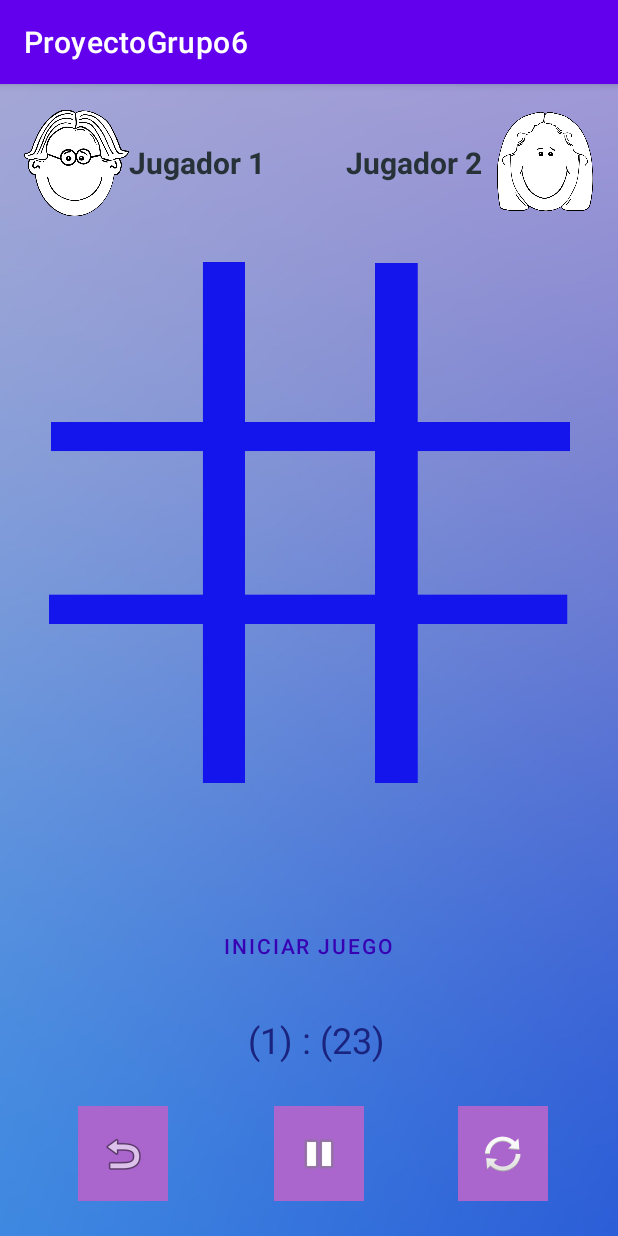
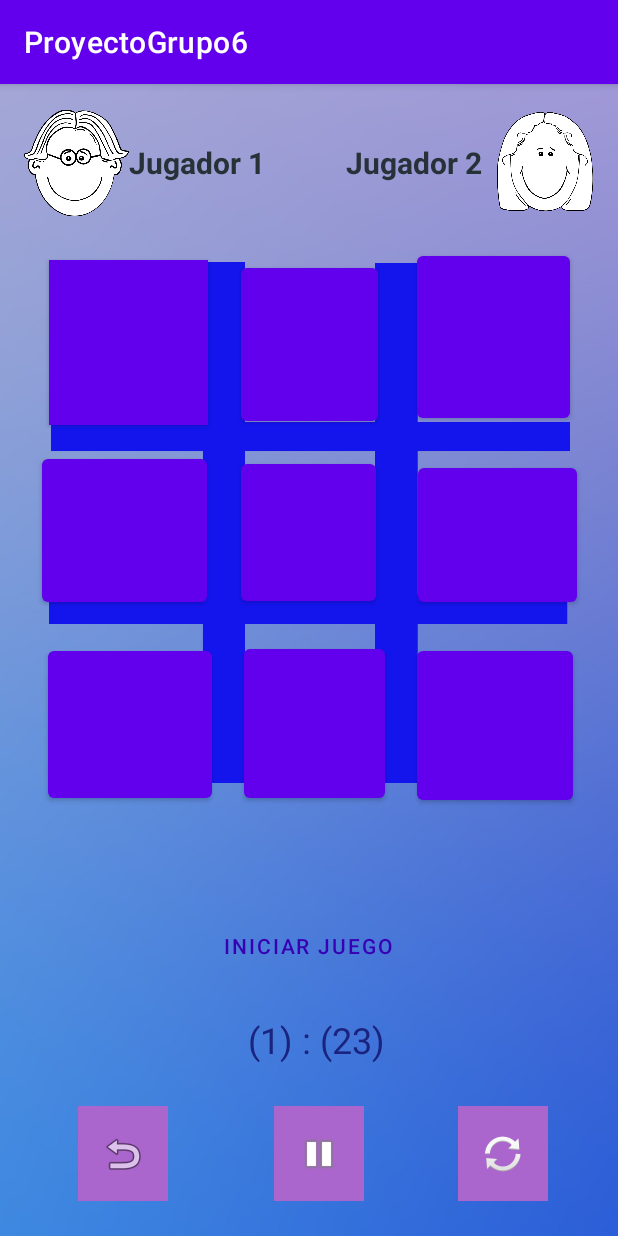
Before and after one commit to isinicolle/AndroidStudio_AppMiniGames, an Android app: the JuegoX0 screen opened directly, with no data from a screen before it, on a phone screen of 412 x 824 dp. Run offline under Robolectric (Android 15) with nearby library versions, the phone set to English and light mode, and no system bars.

Commit message:
Interfaz del juego X-0 terminada
Interfaz termianda , avance en codificacion

```diff
--- a/ProyectoGrupo6/app/src/main/java/com/example/proyectogrupo6/Juego.java
+++ /dev/null
@@ -1,4 +0,0 @@
-package com.example.proyectogrupo6;
-
-public class Juego {
-}
--- a/ProyectoGrupo6/app/src/main/res/layout/activity_juego_x0.xml
+++ b/ProyectoGrupo6/app/src/main/res/layout/activity_juego_x0.xml
@@ -151,4 +151,112 @@
         app:layout_constraintTop_toTopOf="parent"
         app:layout_constraintVertical_bias="0.844" />
 
+    <Button
+        android:id="@+id/b1"
+        android:layout_width="106dp"
+        android:layout_height="110dp"
+        android:background="@mipmap/fondojuegox0"
+        app:layout_constraintBottom_toBottomOf="parent"
+        app:layout_constraintEnd_toEndOf="parent"
+        app:layout_constraintHorizontal_bias="0.106"
+        app:layout_constraintStart_toStartOf="parent"
+        app:layout_constraintTop_toTopOf="parent"
+        app:layout_constraintVertical_bias="0.178"
+        tools:ignore="SpeakableTextPresentCheck" />
+
+    <Button
+        android:id="@+id/b2"
+        android:layout_width="91dp"
+        android:layout_height="114dp"
+        app:layout_constraintBottom_toBottomOf="parent"
+        app:layout_constraintEnd_toEndOf="parent"
+        app:layout_constraintStart_toStartOf="parent"
+        app:layout_constraintTop_toTopOf="parent"
+        app:layout_constraintVertical_bias="0.178"
+        tools:ignore="SpeakableTextPresentCheck" />
+
+    <Button
+        android:id="@+id/b3"
+        android:layout_width="102dp"
+        android:layout_height="120dp"
+        app:layout_constraintBottom_toBottomOf="parent"
+        app:layout_constraintEnd_toEndOf="parent"
+        app:layout_constraintHorizontal_bias="0.896"
+        app:layout_constraintStart_toStartOf="parent"
+        app:layout_constraintTop_toTopOf="parent"
+        app:layout_constraintVertical_bias="0.168"
+        tools:ignore="SpeakableTextPresentCheck" />
+
+    <Button
+        android:id="@+id/b4"
+        android:layout_width="110dp"
+        android:layout_height="107dp"
+        app:layout_constraintBottom_toBottomOf="parent"
+        app:layout_constraintEnd_toEndOf="parent"
+        app:layout_constraintHorizontal_bias="0.093"
+        app:layout_constraintStart_toStartOf="parent"
+        app:layout_constraintTop_toTopOf="parent"
+        app:layout_constraintVertical_bias="0.369"
+        tools:ignore="SpeakableTextPresentCheck" />
+
+    <Button
+        android:id="@+id/b5"
+        android:layout_width="90dp"
+        android:layout_height="103dp"
+        app:layout_constraintBottom_toBottomOf="parent"
+        app:layout_constraintEnd_toEndOf="parent"
+        app:layout_constraintHorizontal_bias="0.498"
+        app:layout_constraintStart_toStartOf="parent"
+        app:layout_constraintTop_toTopOf="parent"
+        app:layout_constraintVertical_bias="0.372"
+        tools:ignore="SpeakableTextPresentCheck" />
+
+    <Button
+        android:id="@+id/b6"
+        android:layout_width="106dp"
+        android:layout_height="101dp"
+        app:layout_constraintBottom_toBottomOf="parent"
+        app:layout_constraintEnd_toEndOf="parent"
+        app:layout_constraintHorizontal_bias="0.911"
+        app:layout_constraintStart_toStartOf="parent"
+        app:layout_constraintTop_toTopOf="parent"
+        app:layout_constraintVertical_bias="0.375"
+        tools:ignore="SpeakableTextPresentCheck" />
+
+    <Button
+        android:id="@+id/b7"
+        android:layout_width="109dp"
+        android:layout_height="110dp"
+        app:layout_constraintBottom_toBottomOf="parent"
+        app:layout_constraintEnd_toEndOf="parent"
+        app:layout_constraintHorizontal_bias="0.105"
+        app:layout_constraintStart_toStartOf="parent"
+        app:layout_constraintTop_toTopOf="parent"
+        app:layout_constraintVertical_bias="0.565"
+        tools:ignore="SpeakableTextPresentCheck" />
+
+    <Button
+        android:id="@+id/b8"
+        android:layout_width="94dp"
+        android:layout_height="111dp"
+        app:layout_constraintBottom_toBottomOf="parent"
+        app:layout_constraintEnd_toEndOf="parent"
+        app:layout_constraintHorizontal_bias="0.511"
+        app:layout_constraintStart_toStartOf="parent"
+        app:layout_constraintTop_toTopOf="parent"
+        app:layout_constraintVertical_bias="0.564"
+        tools:ignore="SpeakableTextPresentCheck" />
+
+    <Button
+        android:id="@+id/b9"
+        android:layout_width="104dp"
+        android:layout_height="111dp"
+        app:layout_constraintBottom_toBottomOf="parent"
+        app:layout_constraintEnd_toEndOf="parent"
+        app:layout_constraintHorizontal_bias="0.902"
+        app:layout_constraintStart_toStartOf="parent"
+        app:layout_constraintTop_toTopOf="parent"
+        app:layout_constraintVertical_bias="0.566"
+        tools:ignore="SpeakableTextPresentCheck" />
+
 </androidx.constraintlayout.widget.ConstraintLayout>
```
